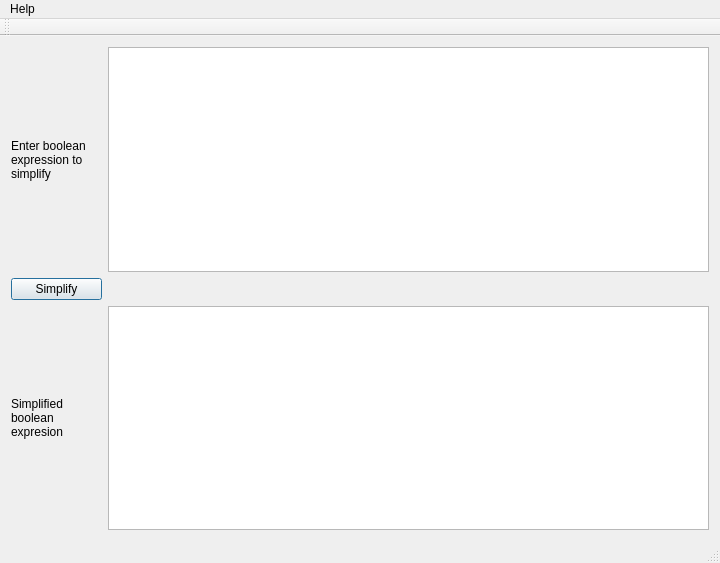
The window that qm4c.ui (tianyang-li/qm4c) describes before a commit, drawn with Qt 5.
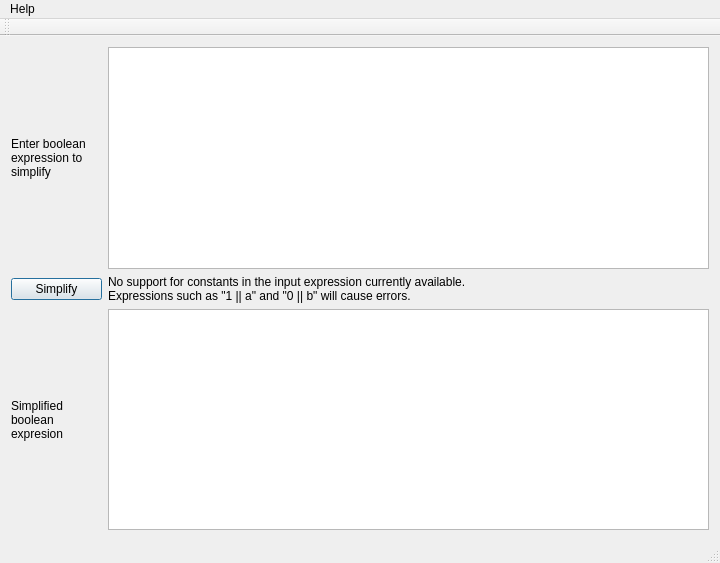
The same window after the commit.

Patch:
```diff
--- a/qm4c.ui
+++ b/qm4c.ui
@@ -93,6 +93,17 @@
       </property>
      </widget>
     </item>
+    <item row="1" column="1">
+     <widget class="QLabel" name="label_3">
+      <property name="locale">
+       <locale language="English" country="UnitedStates"/>
+      </property>
+      <property name="text">
+       <string>No support for constants in the input expression currently available. 
+Expressions such as &quot;1 || a&quot; and &quot;0 || b&quot; will cause errors.  </string>
+      </property>
+     </widget>
+    </item>
    </layout>
   </widget>
   <widget class="QMenuBar" name="menuBar">
```
